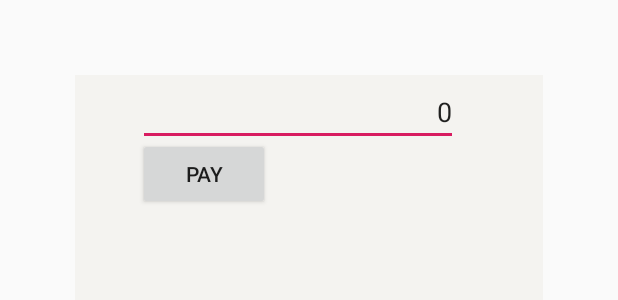
After one commit to babureddy1969/boutique, an Android app: the layout activity_payment.xml on its own in the app's theme, with its tools: preview values and no code run, on a phone screen of 412 x 824 dp. The commit adds this screen. Shown: the top 300 px of the screen. Run offline under Robolectric (Android 15) with nearby library versions, the phone set to English and light mode, and no system bars.

Commit message:
Added payment popup.

```diff
--- a/app/src/main/AndroidManifest.xml
+++ b/app/src/main/AndroidManifest.xml
@@ -8,10 +8,11 @@
     <application
         android:allowBackup="true"
         android:icon="@mipmap/ic_launcher"
-        android:label="@string/app_name"
+        android:label="@string/title"
         android:roundIcon="@mipmap/ic_launcher_round"
         android:supportsRtl="true"
         android:theme="@style/AppTheme"
+
         android:usesCleartextTraffic="true">
         <activity android:name=".ui.activity_sale"></activity>
         <activity android:name=".ui.DashboardActivity">
--- /dev/null
+++ b/app/src/main/res/layout/activity_payment.xml
@@ -0,0 +1,41 @@
+<?xml version="1.0" encoding="utf-8"?>
+<RelativeLayout xmlns:android="http://schemas.android.com/apk/res/android"
+    xmlns:tools="http://schemas.android.com/tools"
+    android:id="@+id/rl_custom_layout"
+    android:layout_width="match_parent"
+    android:layout_height="match_parent"
+    android:layout_margin="50dp"
+    android:background="#F4F3F0"
+    android:padding="2dp">
+
+    <ImageButton
+        android:id="@+id/ib_close"
+        android:layout_width="wrap_content"
+        android:layout_height="wrap_content"
+
+        android:layout_alignParentEnd="true"
+        android:layout_alignParentRight="true"
+        android:background="@null" />
+
+    <EditText
+        android:id="@+id/editPay"
+        android:layout_width="wrap_content"
+        android:layout_height="wrap_content"
+        android:layout_marginStart="40dp"
+        android:layout_marginLeft="40dp"
+        android:layout_marginEnd="40dp"
+        android:ems="10"
+        android:gravity="right"
+        android:hint="0"
+        android:inputType="number"
+        android:text="0" />
+
+    <Button
+        android:id="@+id/buttonPay"
+        android:layout_width="wrap_content"
+        android:layout_height="wrap_content"
+        android:layout_margin="40dp"
+        android:layout_weight="1"
+        android:text="Pay" />
+
+</RelativeLayout>
```
Also changed, not shown: app/src/main/java/com/example/employeelist/Payment.java (added, +189 -0 lines), app/src/main/java/com/example/employeelist/database/DatabaseHelper.java (+51 -24 lines), app/src/main/java/com/example/employeelist/model/PaymentModel.java (added, +51 -0 lines), app/src/main/java/com/example/employeelist/ui/TransactionActivity.java (+33 -14 lines), app/src/main/res/layout/activity_sale.xml (+11 -0 lines), app/src/main/res/values/attrs_payment.xml (added, +8 -0 lines), 35 other files.
